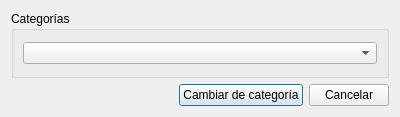
This is categorydialog.ui in lincolningaroca/xxxApp as Qt 5 draws it before an edit. The edited form follows.
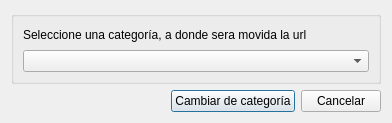
This is the edited form.

The edit to the form file:
```diff
--- a/categorydialog.ui
+++ b/categorydialog.ui
@@ -6,8 +6,8 @@
    <rect>
     <x>0</x>
     <y>0</y>
-    <width>400</width>
-    <height>117</height>
+    <width>392</width>
+    <height>123</height>
    </rect>
   </property>
   <property name="windowTitle">
@@ -17,9 +17,16 @@
    <item>
     <widget class="QGroupBox" name="groupBox">
      <property name="title">
-      <string>Categorías</string>
+      <string/>
      </property>
      <layout class="QVBoxLayout" name="verticalLayout">
+      <item>
+       <widget class="QLabel" name="label">
+        <property name="text">
+         <string>Seleccione una categoría, a donde sera movida la url</string>
+        </property>
+       </widget>
+      </item>
       <item>
        <widget class="QComboBox" name="categoryComboBox"/>
       </item>
```
